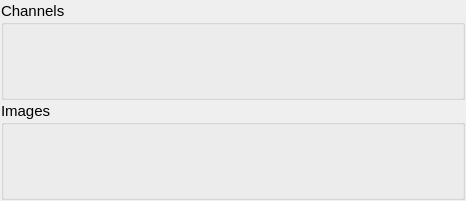
radio-astro/casa, file code/display/QtViewer/AnimatorHolder.ui: the form before one commit.
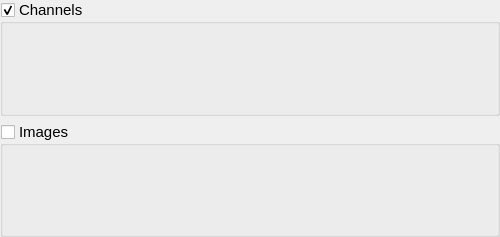
The form after the commit.

Diff of the .ui file:
```diff
--- a/code/display/QtViewer/AnimatorHolder.ui
+++ b/code/display/QtViewer/AnimatorHolder.ui
@@ -1,36 +1,28 @@
 <?xml version="1.0" encoding="UTF-8"?>
 <ui version="4.0">
  <class>AnimatorHolder</class>
- <widget class="QWidget" name="AnimatorHolder">
+ <widget class="QDockWidget" name="AnimatorHolder">
   <property name="geometry">
    <rect>
     <x>0</x>
     <y>0</y>
-    <width>466</width>
-    <height>201</height>
+    <width>500</width>
+    <height>237</height>
    </rect>
   </property>
-  <property name="sizePolicy">
-   <sizepolicy hsizetype="MinimumExpanding" vsizetype="Preferred">
-    <horstretch>0</horstretch>
-    <verstretch>0</verstretch>
-   </sizepolicy>
-  </property>
   <property name="minimumSize">
    <size>
-    <width>130</width>
-    <height>200</height>
+    <width>500</width>
+    <height>81</height>
    </size>
   </property>
   <property name="windowTitle">
    <string/>
   </property>
+  <widget class="QWidget" name="dockWidgetContents">
   <layout class="QVBoxLayout" name="verticalLayout">
-   <property name="spacing">
-    <number>1</number>
-   </property>
    <property name="margin">
-    <number>1</number>
+     <number>0</number>
    </property>
    <item>
     <widget class="QGroupBox" name="channelGroupBox">
@@ -43,7 +35,7 @@
      <property name="minimumSize">
       <size>
        <width>320</width>
-       <height>95</height>
+        <height>0</height>
       </size>
      </property>
      <property name="font">
@@ -57,6 +49,12 @@
      <property name="title">
       <string>Channels</string>
      </property>
+      <property name="flat">
+       <bool>true</bool>
+      </property>
+      <property name="checkable">
+       <bool>true</bool>
+      </property>
     </widget>
    </item>
    <item>
@@ -70,7 +68,7 @@
      <property name="minimumSize">
       <size>
        <width>320</width>
-       <height>95</height>
+        <height>0</height>
       </size>
      </property>
      <property name="font">
@@ -82,11 +80,20 @@
      <property name="title">
       <string>Images</string>
      </property>
+      <property name="flat">
+       <bool>true</bool>
+      </property>
+      <property name="checkable">
+       <bool>true</bool>
+      </property>
+      <property name="checked">
+       <bool>false</bool>
+      </property>
     </widget>
    </item>
   </layout>
  </widget>
- <layoutdefault spacing="6" margin="11"/>
+ </widget>
  <resources/>
  <connections/>
 </ui>
```
Left out of the diff: 2 changed lines with no effect on the pictures. Lines whose indentation alone changed are shown as unchanged.
